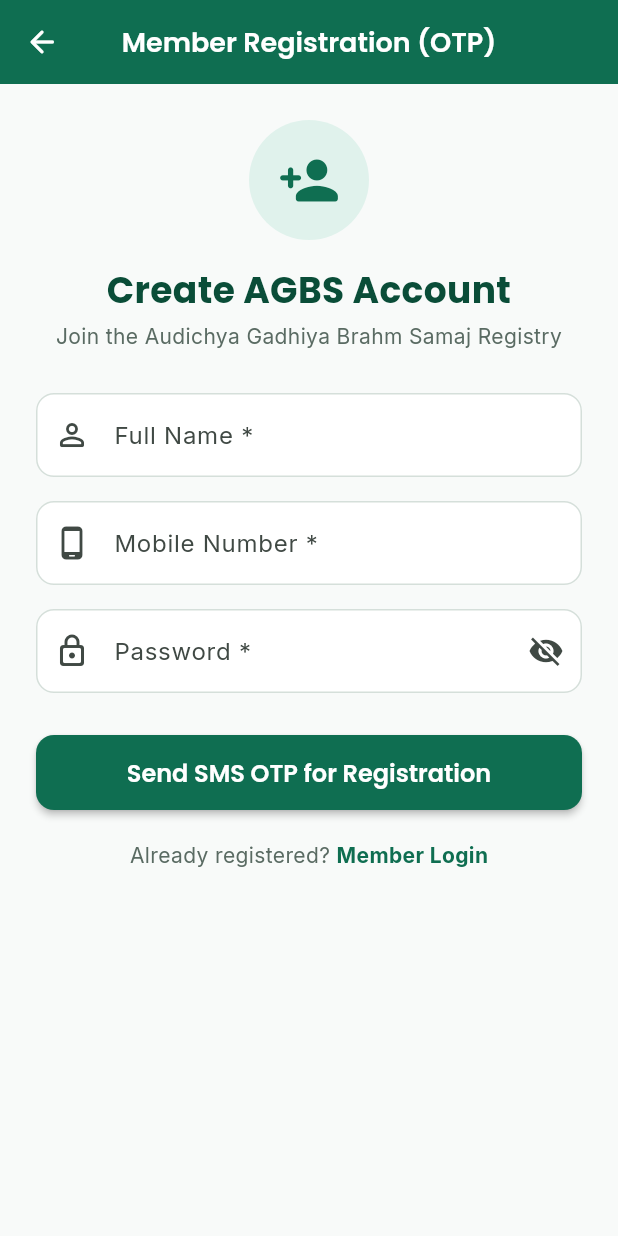
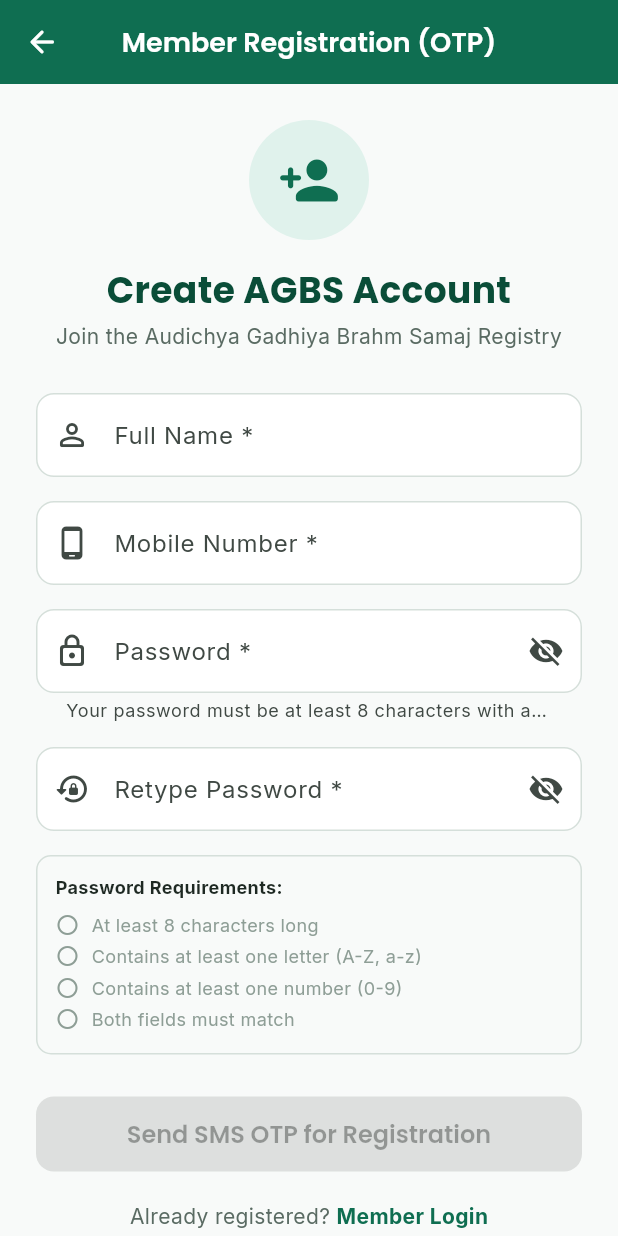
Before and after one commit to tejaspatel2255/agbs-family-registry, a Flutter app: the MemberSignUpScreen screen opened by its route, on a phone screen of 412 x 824 dp. Run offline on Flutter 3.47's test engine with Material 3 defaults, Android fonts, the phone set to English and light mode, and no system bars; our stand-ins replace cached_network_image, flutter_riverpod, go_router, google_fonts, image_picker, supabase_flutter; accounts and stored records are empty; statements that could not run were skipped.

Commit message:
feat: Sync Member Registration password validation rules, retype field, and checklist UI with Set New Password screen

```diff
--- a/lib/features/auth/screens/member_signup_screen.dart
+++ b/lib/features/auth/screens/member_signup_screen.dart
@@ -18,9 +18,11 @@ class _MemberSignUpScreenState extends ConsumerState<MemberSignUpScreen> {
   final _fullNameController = TextEditingController();
   final _mobileController = TextEditingController();
   final _passwordController = TextEditingController();
+  final _confirmPasswordController = TextEditingController();
   final _otpController = TextEditingController();
 
   bool _obscurePassword = true;
+  bool _obscureConfirmPassword = true;
   bool _otpSent = false;
   int _cooldownSeconds = 0;
   Timer? _cooldownTimer;
@@ -30,6 +32,7 @@ class _MemberSignUpScreenState extends ConsumerState<MemberSignUpScreen> {
     _fullNameController.dispose();
     _mobileController.dispose();
     _passwordController.dispose();
+    _confirmPasswordController.dispose();
     _otpController.dispose();
     _cooldownTimer?.cancel();
     super.dispose();
@@ -47,8 +50,19 @@ class _MemberSignUpScreenState extends ConsumerState<MemberSignUpScreen> {
     });
   }
 
+  bool _hasMinLength(String p) => p.length >= 8;
+  bool _hasLetter(String p) => RegExp(r'[a-zA-Z]').hasMatch(p);
+  bool _hasDigit(String p) => RegExp(r'[0-9]').hasMatch(p);
+
+  bool get _isPasswordValid {
+    final p = _passwordController.text.trim();
+    final c = _confirmPasswordController.text.trim();
+    return _hasMinLength(p) && _hasLetter(p) && _hasDigit(p) && p == c && c.isNotEmpty;
+  }
+
   Future<void> _handleSendOtp() async {
     if (!_formKey.currentState!.validate()) return;
+    if (!_isPasswordValid) return;
 
     final mobile = _mobileController.text.trim();
     final res = await ref.read(authStateProvider.notifier).sendOtp(mobile, purpose: 'signup');
@@ -217,9 +231,11 @@ class _MemberSignUpScreenState extends ConsumerState<MemberSignUpScreen> {
                   TextFormField(
                     controller: _passwordController,
                     obscureText: _obscurePassword,
+                    onChanged: (_) => setState(() {}),
                     decoration: InputDecoration(
                       labelText: 'Password *',
-                      hintText: 'At least 6 characters',
+                      hintText: 'Minimum 8 characters',
+                      helperText: 'Your password must be at least 8 characters with a letter and a number.',
                       prefixIcon: const Icon(Icons.lock_outline_rounded),
                       suffixIcon: IconButton(
                         icon: Icon(
@@ -233,11 +249,95 @@ class _MemberSignUpScreenState extends ConsumerState<MemberSignUpScreen> {
                       ),
                     ),
                     validator: (val) {
-                      if (val == null || val.length < 6) {
-                        return 'Password must be at least 6 characters';
+                      if (val == null || val.isEmpty) {
+                        return 'Password is required';
+                      }
+                      if (!_hasMinLength(val)) {
+                        return 'Password must be at least 8 characters';
+                      }
+                      if (!_hasLetter(val)) {
+                        return 'Password must contain at least one letter';
+                      }
+                      if (!_hasDigit(val)) {
+                        return 'Password must contain at least one number';
                       }
                       return null;
                     },
+                  ),
+
+                  const SizedBox(height: 16),
+
+                  TextFormField(
+                    controller: _confirmPasswordController,
+                    obscureText: _obscureConfirmPassword,
+                    onChanged: (_) => setState(() {}),
+                    decoration: InputDecoration(
+                      labelText: 'Retype Password *',
+                      hintText: 'Retype your password',
+                      prefixIcon: const Icon(Icons.lock_reset_rounded),
+                      suffixIcon: IconButton(
+                        icon: Icon(
+                          _obscureConfirmPassword ? Icons.visibility_off : Icons.visibility,
+                        ),
+                        onPressed: () {
+                          setState(() {
+                            _obscureConfirmPassword = !_obscureConfirmPassword;
+                          });
+                        },
+                      ),
+                    ),
+                    validator: (val) {
+                      if (val == null || val.isEmpty) {
+                        return 'Please retype your password';
+                      }
+                      if (val != _passwordController.text) {
+                        return 'Passwords do not match';
+                      }
+                      return null;
+                    },
+                  ),
+
+                  const SizedBox(height: 16),
+
+                  // Password Requirements Card
+                  Container(
+                    padding: const EdgeInsets.all(12),
+                    decoration: BoxDecoration(
+                      color: AppColors.background,
+                      borderRadius: BorderRadius.circular(10),
+                      border: Border.all(color: AppColors.border),
+                    ),
+                    child: Column(
+                      crossAxisAlignment: CrossAxisAlignment.start,
+                      children: [
+                        Text(
+                          'Password Requirements:',
+                          style: GoogleFonts.inter(
+                            fontSize: 12,
+                            fontWeight: FontWeight.bold,
+                            color: AppColors.textPrimary,
+                          ),
+                        ),
+                        const SizedBox(height: 6),
+                        _buildRuleItem(
+                          'At least 8 characters long',
+                          _hasMinLength(_passwordController.text),
+                        ),
+                        _buildRuleItem(
+                          'Contains at least one letter (A-Z, a-z)',
+                          _hasLetter(_passwordController.text),
+                        ),
+                        _buildRuleItem(
+                          'Contains at least one number (0-9)',
+                          _hasDigit(_passwordController.text),
+                        ),
+                        _buildRuleItem(
+                          'Both fields must match',
+                          _passwordController.text.isNotEmpty &&
+                              _passwordController.text == _confirmPasswordController.text,
+                        ),
+                      ],
+                    ),
                   ),
 
                   const SizedBox(height: 28),
@@ -246,7 +346,7 @@ class _MemberSignUpScreenState extends ConsumerState<MemberSignUpScreen> {
                     style: ElevatedButton.styleFrom(
                       backgroundColor: AppColors.primary,
                     ),
-                    onPressed: authState.isLoading ? null : _handleSendOtp,
+                    onPressed: (_isPasswordValid && !authState.isLoading) ? _handleSendOtp : null,
                     child: authState.isLoading
                         ? const SizedBox(
                             width: 24,
@@ -347,4 +447,29 @@ class _MemberSignUpScreenState extends ConsumerState<MemberSignUpScreen> {
       ),
     );
   }
+
+  Widget _buildRuleItem(String text, bool isMet) {
+    return Padding(
+      padding: const EdgeInsets.symmetric(vertical: 2.0),
+      child: Row(
+        children: [
+          Icon(
+            isMet ? Icons.check_circle_rounded : Icons.radio_button_unchecked_rounded,
+            size: 16,
+            color: isMet ? AppColors.success : AppColors.textMuted,
+          ),
+          const SizedBox(width: 8),
+          Expanded(
+            child: Text(
+              text,
+              style: GoogleFonts.inter(
+                fontSize: 12,
+                color: isMet ? AppColors.textPrimary : AppColors.textMuted,
+              ),
+            ),
+          ),
+        ],
+      ),
+    );
+  }
 }
```
